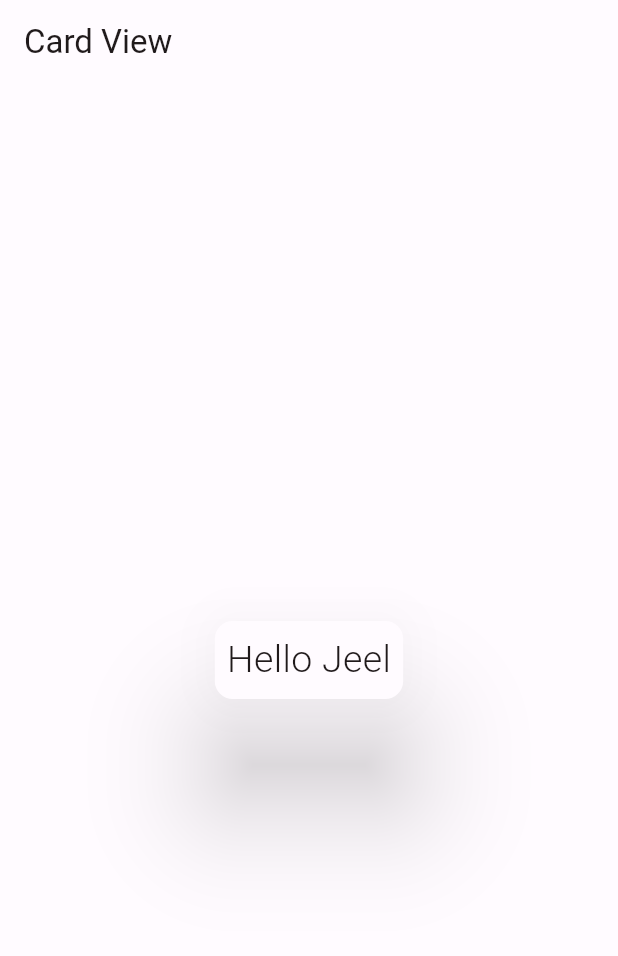
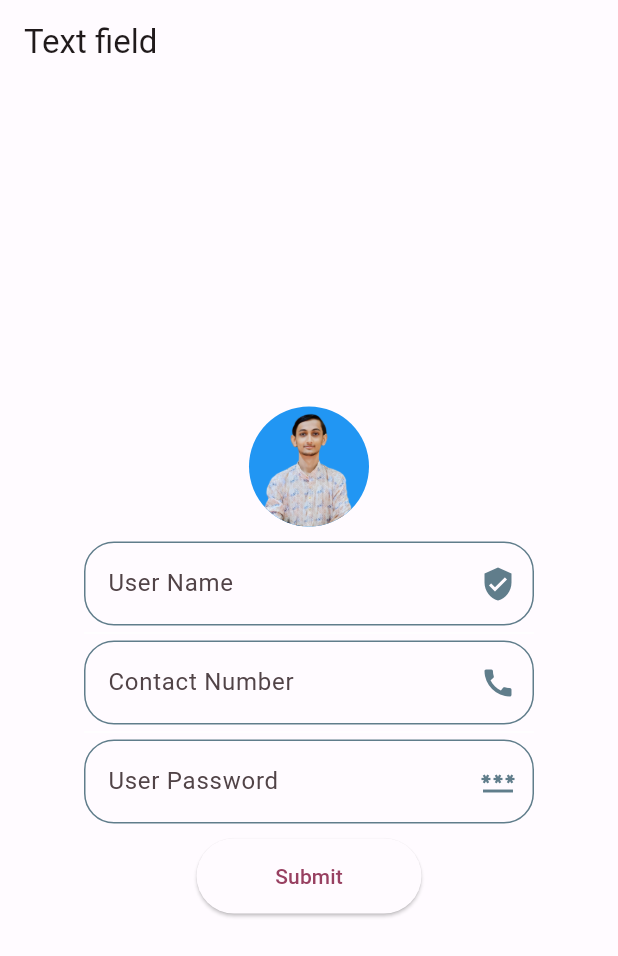
Before and after one commit to jeelpatel001/first_flutter_app, a Flutter app: the screen it shows after launch, on a phone screen of 412 x 824 dp. Shown: the top 956 px of the screen. Run offline on Flutter 3.47's test engine with Material 3 defaults, Android fonts, the phone set to English and light mode, and no system bars.

Commit message:
Add TextField for take input Form user with all functions

```diff
--- /dev/null
+++ b/lib/_20_text_input_widget.dart
@@ -0,0 +1,160 @@
+import 'package:flutter/material.dart';
+
+class MyTextField extends StatefulWidget {
+  const MyTextField({super.key});
+
+  @override
+  State<MyTextField> createState() => _MyTextFieldState();
+}
+
+class _MyTextFieldState extends State<MyTextField> {
+  var userName = TextEditingController();
+  var contactNumber = TextEditingController();
+  var userPassword = TextEditingController();
+
+  @override
+  Widget build(BuildContext context) {
+    return Scaffold(
+      appBar: AppBar(
+        title: const Text("Text field"),
+      ),
+      body: Center(
+        child: Container(
+          width: 300,
+          child: Column(
+            mainAxisAlignment: MainAxisAlignment.center,
+            children: [
+              const Padding(
+                padding: EdgeInsets.all(10),
+                child: CircleAvatar(
+                  backgroundImage: AssetImage('assets/image/mesqure.png'),
+                  backgroundColor: Colors.blue,
+                  radius: 40,
+                ),
+              ),
+              TextField(
+                keyboardType: TextInputType.text,
+                controller: userName,
+                decoration: InputDecoration(
+                  label: const Text("User Name"),
+                  suffixIcon: const Icon(
+                    Icons.verified_user,
+                    color: Colors.blueGrey,
+                  ),
+                  focusedBorder: OutlineInputBorder(
+                    borderRadius: BorderRadius.circular(20),
+                    borderSide: const BorderSide(
+                      color: Colors.blue,
+                      width: 3,
+                    ),
+                  ),
+                  enabledBorder: OutlineInputBorder(
+                    borderRadius: BorderRadius.circular(20),
+                    borderSide: const BorderSide(
+                      color: Colors.blueGrey,
+                      width: 1,
+                    ),
+                  ),
+                  disabledBorder: OutlineInputBorder(
+                    borderRadius: BorderRadius.circular(20),
+                    borderSide: const BorderSide(
+                      color: Colors.black,
+                      width: 1,
+                    ),
+                  ),
+                ),
+              ),
+              const Divider(
+                height: 10,
+                color: Colors.white,
+              ),
+              TextField(
+                keyboardType: TextInputType.phone,
+                controller: contactNumber,
+                decoration: InputDecoration(
+                  suffixIcon: const Icon(
+                    Icons.call,
+                    color: Colors.blueGrey,
+                  ),
+                  prefixText: "+91",
+                  label: const Text("Contact Number"),
+                  focusedBorder: OutlineInputBorder(
+                    borderRadius: BorderRadius.circular(20),
+                    borderSide: const BorderSide(
+                      color: Colors.blue,
+                      width: 3,
+                    ),
+                  ),
+                  enabledBorder: OutlineInputBorder(
+                    borderRadius: BorderRadius.circular(20),
+                    borderSide: const BorderSide(
+                      color: Colors.blueGrey,
+                      width: 1,
+                    ),
+                  ),
+                  disabledBorder: OutlineInputBorder(
+                    borderRadius: BorderRadius.circular(20),
+                    borderSide: const BorderSide(
+                      color: Colors.black,
+                      width: 1,
+                    ),
+                  ),
+                ),
+              ),
+              const Divider(
+                height: 10,
+                color: Colors.white,
+              ),
+              TextField(
+                keyboardType: TextInputType.visiblePassword,
+                obscureText: true,
+                // obscuringCharacter: "*",
+                controller: userPassword,
+                decoration: InputDecoration(
+                  suffixIcon: const Icon(
+                    Icons.password,
+                    color: Colors.blueGrey,
+                  ),
+                  label: const Text("User Password"),
+                  focusedBorder: OutlineInputBorder(
+                    borderRadius: BorderRadius.circular(20),
+                    borderSide: const BorderSide(
+                      color: Colors.blue,
+                      width: 3,
+                    ),
+                  ),
+                  enabledBorder: OutlineInputBorder(
+                    borderRadius: BorderRadius.circular(20),
+                    borderSide: const BorderSide(
+                      color: Colors.blueGrey,
+                      width: 1,
+                    ),
+                  ),
+                ),
+              ),
+              Padding(
+                padding: const EdgeInsets.all(10.0),
+                child: SizedBox(
+                  width: 150,
+                  height: 50,
+                  child: ElevatedButton(
+                    onPressed: () {
+                      String uName = userName.text.toString();
+                      String uContactNumber = contactNumber.text.toString();
+                      String uPassword = userPassword.text.toString();
+
+                      print(uName);
+                      print(uContactNumber);
+                      print(uPassword);
+                    },
+                    child: const Text("Submit"),
+                  ),
+                ),
+              )
+            ],
+          ),
+        ),
+      ),
+    );
+  }
+}
--- a/lib/main.dart
+++ b/lib/main.dart
@@ -1,6 +1,10 @@
 import 'package:first_flutter_app/_19_card_widget.dart';
+import 'package:first_flutter_app/_20_text_input_widget.dart';
 import 'package:flutter/material.dart';
 
+import '_11_List_View_DynamicData.dart';
+import '_12_Container_Decoration.dart';
+import '_13_Expanded_Widget.dart';
 import '_15_list_tile.dart';
 import 'color_schemes.g.dart';
 
@@ -40,7 +44,8 @@ class MyApp extends StatelessWidget {
       // home: const MyListTile(),
       // home: const MyCircleAvtar(),
       // home: const MyCustomFonts(),
-      home: const MyCardWidget(),
+      // home: const MyCardWidget(),
+      home: const MyTextField(),
     );
   }
 }
@@ -64,18 +69,18 @@ class _MyHomePageState extends State<MyHomePage> {
       body: Column(
         mainAxisAlignment: MainAxisAlignment.end,
         children: [
-          Container(
-            width: 200,
-            height: 60,
-            margin: const EdgeInsets.only(bottom: 90),
-            child: ElevatedButton(
-              onPressed: () {},
-              child: const Text(
-                "Welcome",
-                style: TextStyle(fontSize: 22),
-              ),
-            ),
-          ),
+        //   Container(
+        //     width: 200,
+        //     height: 60,
+        //     margin: const EdgeInsets.only(bottom: 90),
+        //     child: ElevatedButton(
+        //       onPressed: () {},
+        //       child: const Text(
+        //         "Welcome",
+        //         style: TextStyle(fontSize: 22),
+        //       ),
+        //     ),
+        //   ),
           const Text(
             "My First Flutter App",
             style: TextStyle(
```
